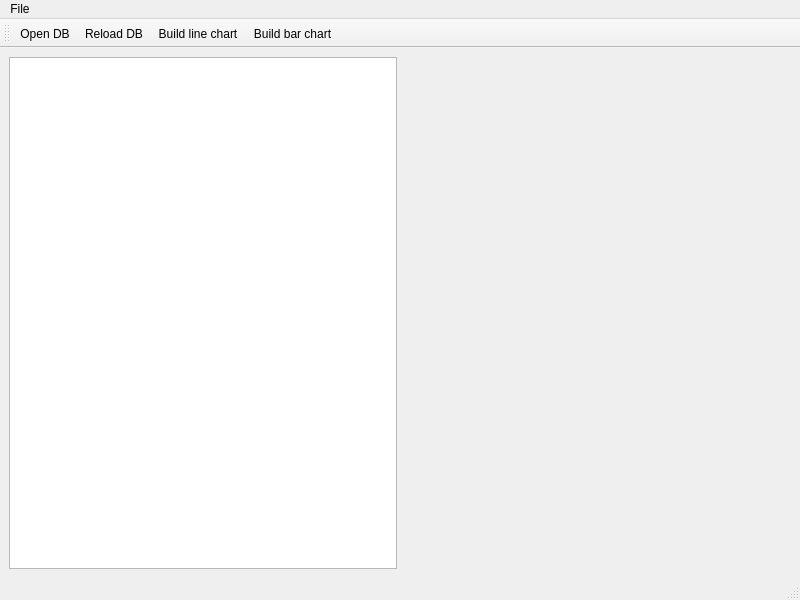
First picture: the form in mainwindow.ui, repository BondarevDV/qtDataBase_example, before the edit.
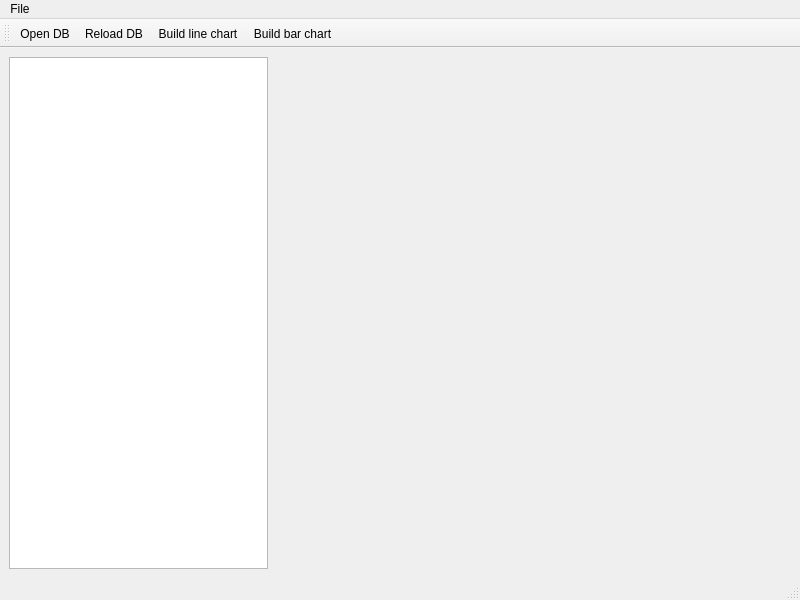
Second picture: the form after the edit. Icons and pictures are not drawn. Custom widgets are drawn as their Qt base class.

What changed in the file:
```diff
--- a/mainwindow.ui
+++ b/mainwindow.ui
@@ -25,6 +25,12 @@
      <layout class="QHBoxLayout" name="Hlayout">
       <item>
        <widget class="QTableView" name="tableView">
+        <property name="sizePolicy">
+         <sizepolicy hsizetype="Expanding" vsizetype="Expanding">
+          <horstretch>1</horstretch>
+          <verstretch>0</verstretch>
+         </sizepolicy>
+        </property>
         <property name="minimumSize">
          <size>
           <width>0</width>
@@ -37,7 +43,7 @@
        <widget class="QCustomPlot" name="customPlot" native="true">
         <property name="sizePolicy">
          <sizepolicy hsizetype="Expanding" vsizetype="Expanding">
-          <horstretch>0</horstretch>
+          <horstretch>2</horstretch>
           <verstretch>0</verstretch>
          </sizepolicy>
         </property>
```
